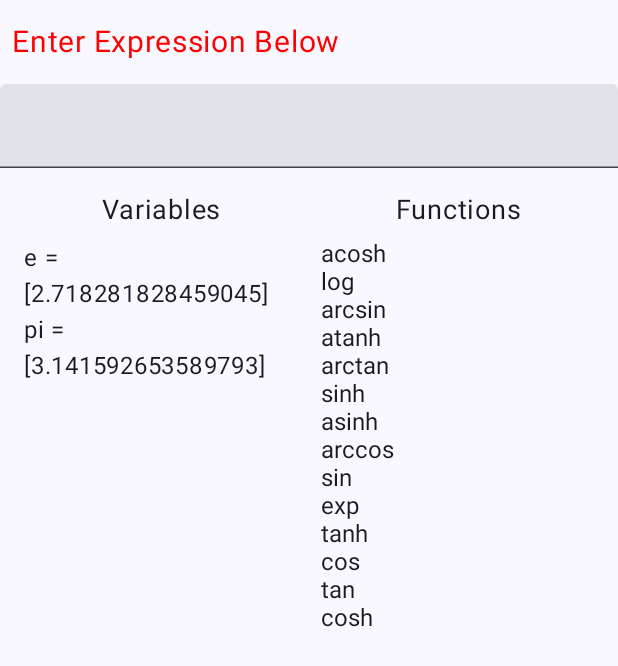
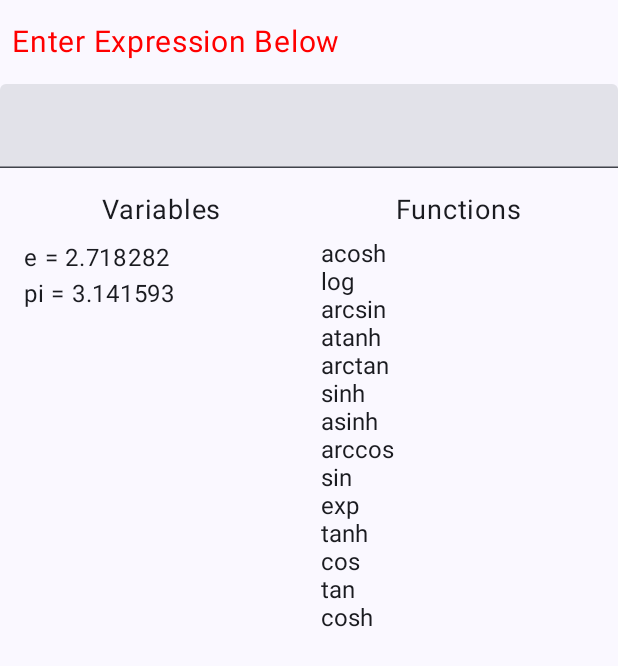
Before and after one commit to gri573/calculator-app, an Android app built with Jetpack Compose: the screen it shows after launch (MainActivity), on a phone screen of 412 x 824 dp. Shown: the top 666 px of the screen. Run offline under Robolectric (Android 15) with nearby library versions, the light colour scheme and no system bars; 12 statements that could not run were skipped.

Commit message:
fix wrong array shape after left multiplication/addition with scalars

```diff
--- a/app/src/main/java/net/gri573/calculator/MainActivity.kt
+++ b/app/src/main/java/net/gri573/calculator/MainActivity.kt
@@ -230,8 +230,20 @@ fun Body(modifier: Modifier = Modifier) {
                         .fillMaxSize(),
                 ) {
                     items(variableMap.keys.toList()) { varName ->
+                        var value : String
+                        if (variableMap[varName]?.size == 1) {
+                            value = "%.7g".format(variableMap[varName]!![0])
+                        } else if (variableMap[varName] != null) {
+                            value = "["
+                            for (entry in variableMap[varName]!!) {
+                                value += "%.7g, ".format(entry)
+                            }
+                            value = value.slice(0..value.length-3) + "]"
+                        } else {
+                            value = "Invalid"
+                        }
                         Text(
-                            text = "$varName = ${variableMap[varName]}",
+                            text = "$varName = $value",
                             textAlign = TextAlign.Left,
                             fontSize = 16.sp,
                             modifier = Modifier.padding(start = 8.dp, end = 8.dp)
--- a/app/src/main/java/net/gri573/calculator/Parser.kt
+++ b/app/src/main/java/net/gri573/calculator/Parser.kt
@@ -366,7 +366,7 @@ fun applyMulDiv(flatExpr: List<ExprToken>) : List<ExprToken> {
                     ExprToken(
                         TokenType.NUMBER,
                         when (flatExpr[k].value) {
-                            OperationType.MUL -> List<Double?>(prevExprVal.size) {
+                            OperationType.MUL -> List<Double?>(if (prevSingle) {nextExprVal.size} else {prevExprVal.size}) {
                                 try {
                                     prevExprVal[if (prevSingle) {0} else {it}]!! * nextExprVal[if (nextSingle) {0} else {it}]!!
                                 } catch (e : NullPointerException) {
@@ -440,7 +440,7 @@ fun applyAddSub(flatExpr: List<ExprToken>) : List<ExprToken> {
                     ExprToken(
                         TokenType.NUMBER,
                         when (flatExpr[k].value) {
-                            OperationType.ADD -> List<Double?>(prevExprVal.size) {
+                            OperationType.ADD -> List<Double?>(if (nextSingle) {prevExprVal.size} else {prevExprVal.size}) {
                                 try {
                                     prevExprVal[if (prevSingle) {0} else {it}]!! + nextExprVal[if (nextSingle) {0} else {it}]!!
                                 } catch (e : NullPointerException) {
```
